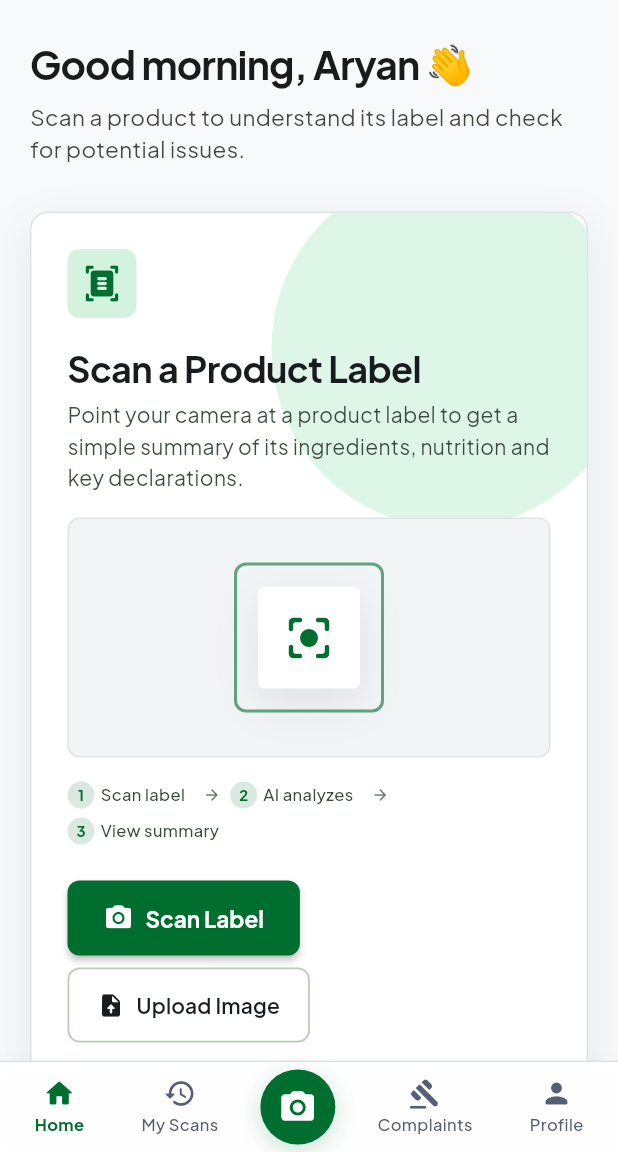
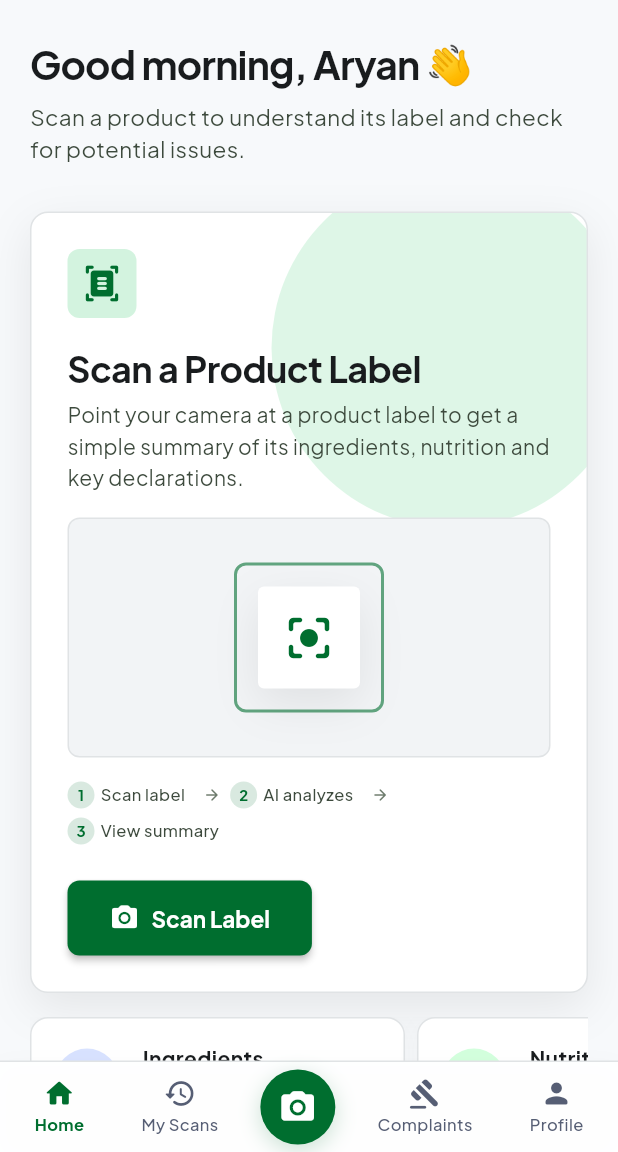
Before and after one commit to httpsaryxn/SIH_2026, a Flutter app: the ConsumerHomeScreen screen opened directly, on a phone screen of 412 x 824 dp, the part 84-1236 px from its top. Run offline on Flutter 3.47's test engine with Material 3 defaults, Android fonts, the phone set to English and light mode, and no system bars; our stand-ins replace google_fonts, image_picker, supabase_flutter; accounts and stored records are empty.

Commit message:
fix(consumer): resolve loading freeze on custom product creation and remove upload image button from home screen

```diff
--- a/apps/mobile/lib/screens/consumer/consumer_home_screen.dart
+++ b/apps/mobile/lib/screens/consumer/consumer_home_screen.dart
@@ -353,7 +353,6 @@ class _ConsumerHomeScreenState extends State<ConsumerHomeScreen> {
                 flex: 3,
                 child: ScanHeroCard(
                   onScanPressed: _openScannerModal,
-                  onUploadPressed: () => _openScannerModal(startWithUpload: true),
                 ),
               ),
               const SizedBox(width: AppSpacing.gutter),
@@ -368,7 +367,6 @@ class _ConsumerHomeScreenState extends State<ConsumerHomeScreen> {
         else ...[
           ScanHeroCard(
             onScanPressed: _openScannerModal,
-            onUploadPressed: () => _openScannerModal(startWithUpload: true),
           ),
           const SizedBox(height: AppSpacing.md),
           QuickFeatureStrip(
--- a/apps/mobile/lib/screens/consumer/widgets/scan_hero_card.dart
+++ b/apps/mobile/lib/screens/consumer/widgets/scan_hero_card.dart
@@ -5,12 +5,10 @@ import '../../../core/constants/app_spacing.dart';
 
 class ScanHeroCard extends StatelessWidget {
   final VoidCallback onScanPressed;
-  final VoidCallback onUploadPressed;
 
   const ScanHeroCard({
     super.key,
     required this.onScanPressed,
-    required this.onUploadPressed,
   });
 
   @override
@@ -201,12 +199,7 @@ class ScanHeroCard extends StatelessWidget {
   }
 
   Widget _buildActionButtons(BuildContext context) {
-    return Wrap(
-      spacing: AppSpacing.sm,
-      runSpacing: AppSpacing.sm,
-      children: [
-        // Primary CTA: Scan Label
-        ElevatedButton.icon(
+    return ElevatedButton.icon(
       onPressed: onScanPressed,
       icon: const Icon(Icons.photo_camera_rounded, size: 20),
       label: Text(
@@ -219,35 +212,12 @@ class ScanHeroCard extends StatelessWidget {
       style: ElevatedButton.styleFrom(
         backgroundColor: AppColors.primary,
         foregroundColor: AppColors.onPrimary,
-            padding: const EdgeInsets.symmetric(horizontal: 24, vertical: 15),
+        padding: const EdgeInsets.symmetric(horizontal: 28, vertical: 15),
         shape: const RoundedRectangleBorder(
           borderRadius: AppSpacing.roundedDefault,
         ),
         elevation: 2,
       ),
-        ),
-
-        // Secondary CTA: Upload Image
-        OutlinedButton.icon(
-          onPressed: onUploadPressed,
-          icon: const Icon(Icons.upload_file_rounded, size: 18, color: AppColors.onSurface),
-          label: Text(
-            'Upload Image',
-            style: GoogleFonts.plusJakartaSans(
-              color: AppColors.onSurface,
-              fontWeight: FontWeight.w600,
-              fontSize: 14,
-            ),
-          ),
-          style: OutlinedButton.styleFrom(
-            side: const BorderSide(color: AppColors.outlineVariant, width: 1.2),
-            padding: const EdgeInsets.symmetric(horizontal: 20, vertical: 15),
-            shape: const RoundedRectangleBorder(
-              borderRadius: AppSpacing.roundedDefault,
-            ),
-          ),
-        ),
-      ],
     );
   }
 
```
Also changed, not shown: apps/mobile/lib/core/services/consumer_data_service.dart (+41 -7 lines), apps/mobile/lib/screens/consumer/widgets/scanner_modal_sheet.dart (+10 -4 lines), 1 other file. Lines whose indentation alone changed are shown as unchanged.
